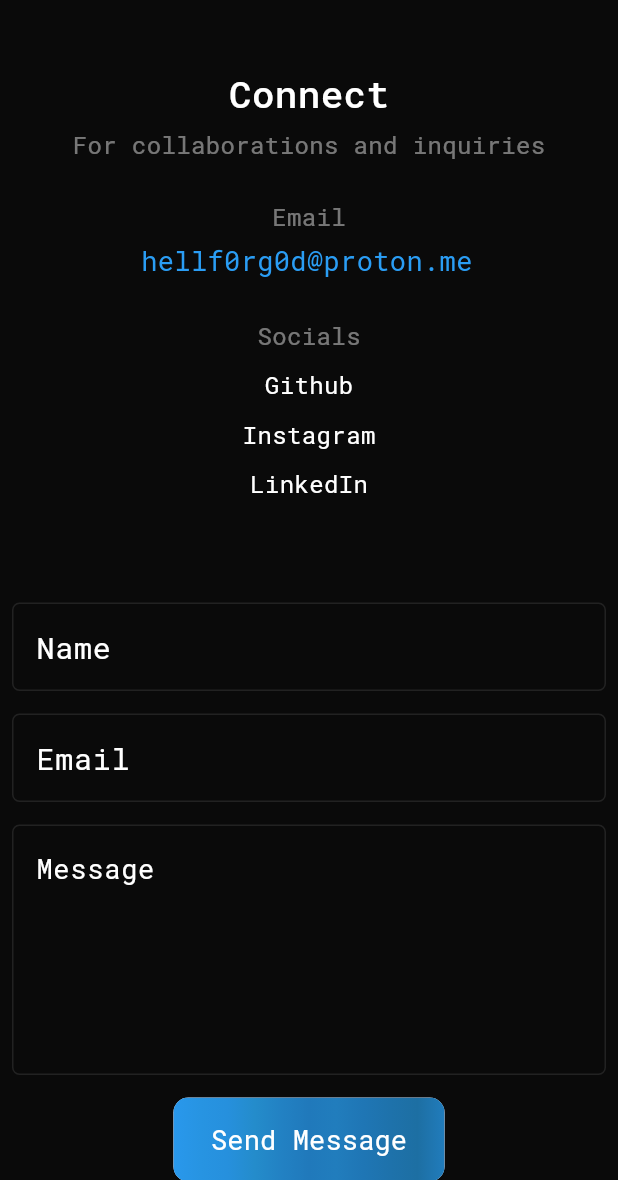
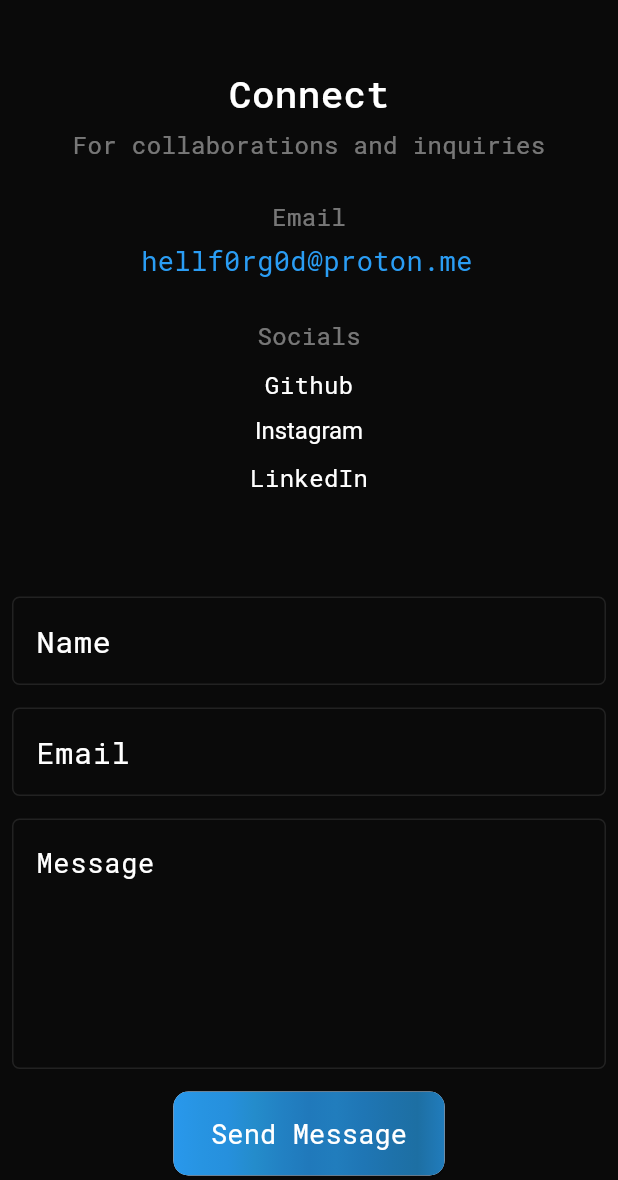
Before and after one commit to Hellf0rg0d/codequantum-private, a Flutter app: the screen it shows after launch, after a tap on "Get in touch", on a phone screen of 412 x 824 dp, the part 56-1236 px from its top. Run offline on Flutter 3.47's test engine with Material 3 defaults, Android fonts, the light colour scheme and no system bars; missing offline and left inert: rainbow_edge_lighting.

Commit message:
change some text style

```diff
--- a/lib/getintouch.dart
+++ b/lib/getintouch.dart
@@ -194,9 +194,16 @@ class _getintouch extends State<getintouch> {
                                 'https://www.instagram.com/nlack._bigger');
                             await launchUrl(URi);
                           },
-                          child: Text(
-                            'Instagram',
-                            style: TextStyle(color: Colors.white, fontSize: 16),
+                          // child: Text(
+                          //   'Instagram',
+                          //   style: TextStyle(color: Colors.white, fontSize: 16),
+                          // )),
+                          child: HoverAnimatedText(
+                            text: 'Instagram',
+                            initialStyle:
+                                TextStyle(color: Colors.white, fontSize: 16),
+                            hoveredStyle:
+                                TextStyle(color: Colors.yellow, fontSize: 18),
                           )),
                       SizedBox(height: 10),
                       GestureDetector(
@@ -495,16 +502,38 @@ class _getintouch extends State<getintouch> {
                                         color: Colors.white, fontSize: 18),
                                   )),
                               SizedBox(width: 10),
+                              // GestureDetector(
+                              //     onTap: () async {
+                              //       final Uri URi = Uri.parse(
+                              //           'https://www.instagram.com/nlack._bigger');
+                              //       await launchUrl(URi);
+                              //     },
+                              //     child: Text(
+                              //       'Instagram',
+                              //       style: TextStyle(
+                              //           color: Colors.white, fontSize: 18),
+                              //     )),
                               GestureDetector(
                                   onTap: () async {
                                     final Uri URi = Uri.parse(
                                         'https://www.instagram.com/nlack._bigger');
                                     await launchUrl(URi);
                                   },
-                                  child: Text(
-                                    'Instagram',
-                                    style: TextStyle(
-                                        color: Colors.white, fontSize: 18),
+                                  // child: Text(
+                                  //   'Instagram',
+                                  //   style: TextStyle(color: Colors.white, fontSize: 16),
+                                  // )),
+                                  child: HoverAnimatedText(
+                                    text: 'Instagram',
+                                    initialStyle: TextStyle(
+                                        color: Colors.white,
+                                        fontSize: 18,
+                                        fontFamily: "Roboto_Mono"),
+                                    hoveredStyle: TextStyle(
+                                        color: const Color(0XFFAE366),
+                                        fontSize: 45,
+                                        fontWeight: FontWeight.w700,
+                                        fontFamily: "Roboto_Mono"),
                                   )),
                               SizedBox(width: 10),
                               GestureDetector(
@@ -702,3 +731,44 @@ class _getintouch extends State<getintouch> {
     });
   }
 }
+
+class HoverAnimatedText extends StatefulWidget {
+  const HoverAnimatedText({
+    super.key,
+    required this.text,
+    required this.initialStyle,
+    required this.hoveredStyle,
+  });
+
+  final String text;
+  final TextStyle initialStyle;
+  final TextStyle hoveredStyle;
+
+  @override
+  State<HoverAnimatedText> createState() => _HoverAnimatedTextState();
+}
+
+class _HoverAnimatedTextState extends State<HoverAnimatedText> {
+  bool _isHovering = false;
+
+  @override
+  Widget build(BuildContext context) {
+    return MouseRegion(
+      cursor: SystemMouseCursors.click,
+      onEnter: (_) => _onHoverChanged(true),
+      onExit: (_) => _onHoverChanged(false),
+      child: AnimatedDefaultTextStyle(
+        style: _isHovering ? widget.hoveredStyle : widget.initialStyle,
+        duration: const Duration(milliseconds: 250),
+        curve: Curves.easeInOut,
+        child: Text(widget.text),
+      ),
+    );
+  }
+
+  void _onHoverChanged(bool isHovering) {
+    setState(() {
+      _isHovering = isHovering;
+    });
+  }
+}
--- a/lib/main.dart
+++ b/lib/main.dart
@@ -319,19 +319,20 @@ class _mainpgState extends State<mainpg> {
             );
           } else {
             return Row(
-              crossAxisAlignment: CrossAxisAlignment.start,
+              crossAxisAlignment: CrossAxisAlignment.center,
+              mainAxisAlignment: MainAxisAlignment.center,
               children: [
                 Spacer(),
                 project1(
-                  width: (((MediaQuery.sizeOf(context).width) - 256) / 3),
+                  width: (((MediaQuery.sizeOf(context).width) - 200) / 3),
                 ),
                 SizedBox(width: 50),
                 project2(
-                  width: (((MediaQuery.sizeOf(context).width) - 256) / 3),
+                  width: (((MediaQuery.sizeOf(context).width) - 200) / 3),
                 ),
                 SizedBox(width: 50),
                 project3(
-                  width: (((MediaQuery.sizeOf(context).width) - 256) / 3),
+                  width: (((MediaQuery.sizeOf(context).width) - 200) / 3),
                 ),
                 Spacer()
               ],
```
Also changed, not shown: 4 other files.
